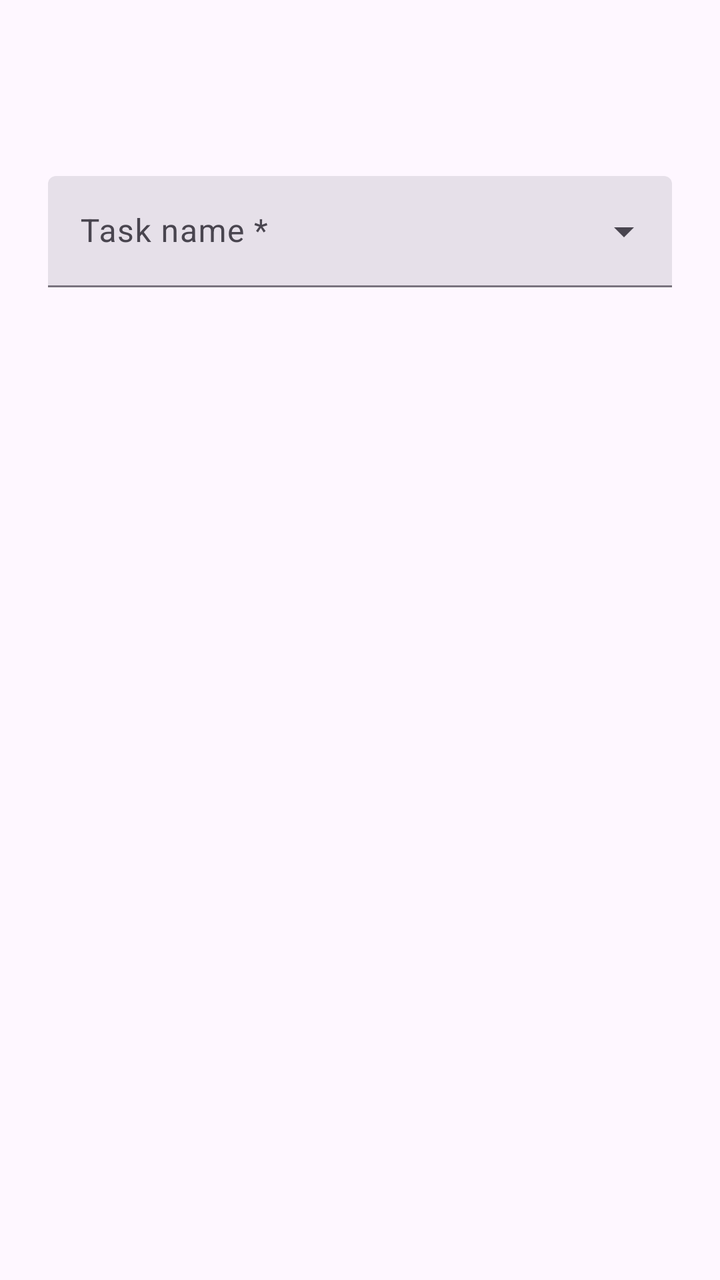
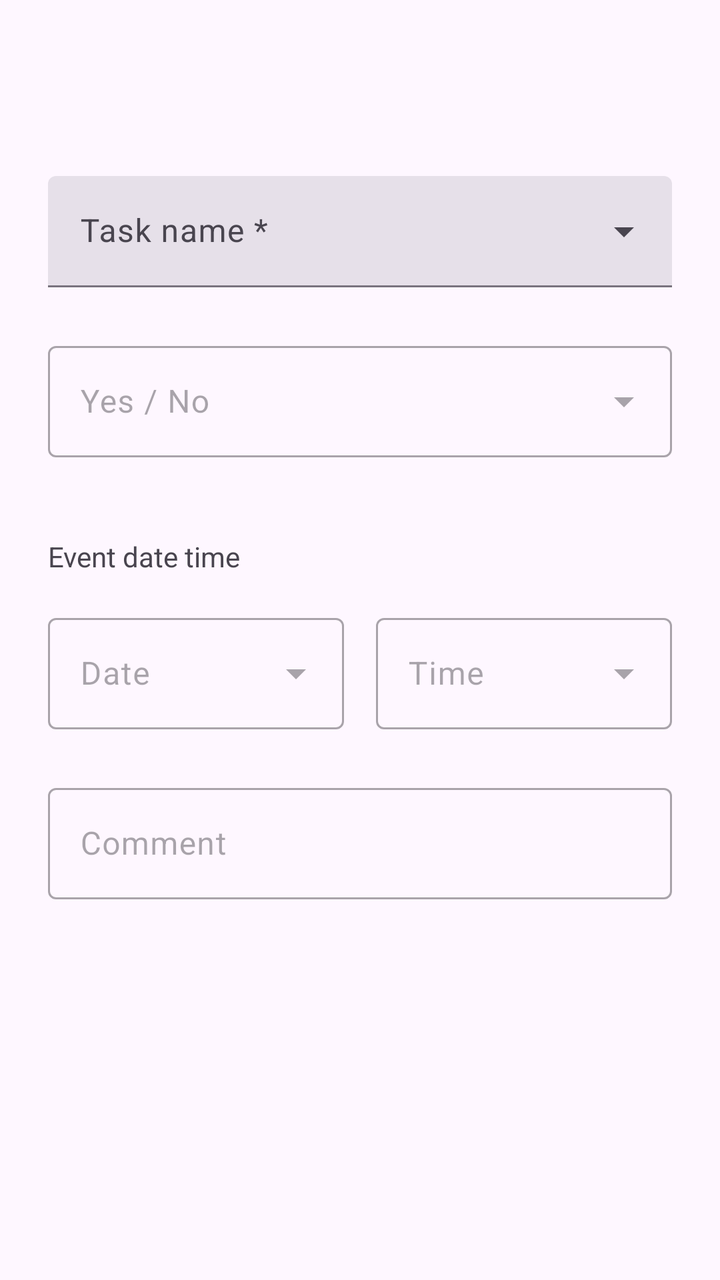

Screens rendered from an Android XML layout before and after an edit, with the pre-edit source and the edit as a unified diff.
<!-- AndroidManifest.xml: application theme Theme.TaskTracker -->
<!-- res/layout/fragment_entry.xml -->
<?xml version="1.0" encoding="utf-8"?>
<androidx.coordinatorlayout.widget.CoordinatorLayout xmlns:android="http://schemas.android.com/apk/res/android"
    xmlns:app="http://schemas.android.com/apk/res-auto"
    android:layout_width="match_parent"
    android:layout_height="match_parent"
    android:fitsSystemWindows="true">

    <com.google.android.material.appbar.AppBarLayout
        android:layout_width="match_parent"
        android:layout_height="wrap_content"
        android:fitsSystemWindows="true">

        <com.google.android.material.appbar.MaterialToolbar
            android:id="@+id/toolbar"
            android:layout_width="match_parent"
            android:layout_height="?attr/actionBarSize" />

    </com.google.android.material.appbar.AppBarLayout>

    <androidx.core.widget.NestedScrollView
        android:layout_width="match_parent"
        android:layout_height="match_parent"
        app:layout_behavior="@string/appbar_scrolling_view_behavior">

        <androidx.constraintlayout.widget.ConstraintLayout
            android:layout_width="match_parent"
            android:layout_height="match_parent"
            android:padding="24dp">

            
            <com.google.android.material.textfield.TextInputLayout
                android:id="@+id/entry_name_input_layout"
                style="@style/Widget.Material3.TextInputLayout.FilledBox.ExposedDropdownMenu"
                android:layout_width="match_parent"
                android:layout_height="wrap_content"
                android:hint="@string/task_header_name"
                app:layout_constraintStart_toStartOf="parent"
                app:layout_constraintTop_toTopOf="parent">

                <AutoCompleteTextView
                    android:id="@+id/entry_name_edittext"
                    android:layout_width="match_parent"
                    android:layout_height="wrap_content"
                    android:inputType="none"
                    android:textColorHint="#616161" />

            </com.google.android.material.textfield.TextInputLayout>

            
            <LinearLayout
                android:id="@+id/entries_without_date_layout"
                android:layout_width="match_parent"
                android:layout_height="wrap_content"
                android:layout_marginTop="24dp"
                android:orientation="vertical"
                app:layout_constraintStart_toStartOf="parent"
                app:layout_constraintTop_toBottomOf="@+id/entry_name_input_layout">
                
                <com.google.android.material.textfield.TextInputLayout
                    android:id="@+id/entry_yesno_input_layout"
                    style="@style/Widget.Material3.TextInputLayout.OutlinedBox.ExposedDropdownMenu"
                    android:layout_width="match_parent"
                    android:layout_height="wrap_content"
                    android:hint="@string/entry_yesno_title"
                    android:visibility="gone">

                    <AutoCompleteTextView
                        android:id="@+id/entry_yesno_edittext"
                        android:layout_width="match_parent"
                        android:layout_height="wrap_content"
                        android:inputType="none"
                        app:simpleItems="@array/yes_no_array" />

                </com.google.android.material.textfield.TextInputLayout>

                
                <com.google.android.material.textfield.TextInputLayout
                    android:id="@+id/entry_number_input_layout"
                    android:layout_width="match_parent"
                    android:layout_height="wrap_content"
                    android:hint="@string/entry_number_title"
                    android:visibility="gone"
                    app:errorEnabled="true">

                    <com.google.android.material.textfield.TextInputEditText
                        android:id="@+id/entry_number_edittext"
                        android:layout_width="match_parent"
                        android:layout_height="wrap_content"
                        android:inputType="number" />

                </com.google.android.material.textfield.TextInputLayout>
            </LinearLayout>

            
            <androidx.constraintlayout.widget.ConstraintLayout
                android:id="@+id/entry_to_from_layout"
                android:layout_width="match_parent"
                android:layout_height="wrap_content"
                android:layout_marginTop="24dp"
                android:visibility="gone"
                app:layout_constraintStart_toStartOf="parent"
                app:layout_constraintTop_toBottomOf="@+id/entry_name_input_layout">

                <com.google.android.material.textview.MaterialTextView
                    android:id="@+id/entry_from_title_textview"
                    android:layout_width="wrap_content"
                    android:layout_height="wrap_content"
                    android:text="@string/entry_start_date_title"
                    app:layout_constraintStart_toStartOf="parent"
                    app:layout_constraintTop_toTopOf="parent" />

                <com.google.android.material.textfield.TextInputLayout
                    android:id="@+id/entry_from_date_input_layout"
                    style="@style/Widget.Material3.TextInputLayout.OutlinedBox.ExposedDropdownMenu"
                    android:layout_width="0dp"
                    android:layout_height="wrap_content"
                    android:layout_marginTop="16dp"
                    android:hint="@string/entry_date_title"
                    app:layout_constraintEnd_toStartOf="@+id/entry_from_time_input_layout"
                    app:layout_constraintStart_toStartOf="parent"
                    app:layout_constraintTop_toBottomOf="@+id/entry_from_title_textview">

                    <AutoCompleteTextView
                        android:id="@+id/entry_from_date_edittext"
                        android:layout_width="match_parent"
                        android:layout_height="wrap_content"
                        android:inputType="none" />

                </com.google.android.material.textfield.TextInputLayout>

                <com.google.android.material.textfield.TextInputLayout
                    android:id="@+id/entry_from_time_input_layout"
                    style="@style/Widget.Material3.TextInputLayout.OutlinedBox.ExposedDropdownMenu"
                    android:layout_width="0dp"
                    android:layout_height="wrap_content"
                    android:layout_marginStart="16dp"
                    android:layout_marginTop="16dp"
                    android:hint="@string/entry_time_title"
                    app:layout_constraintEnd_toEndOf="parent"
                    app:layout_constraintStart_toEndOf="@+id/entry_from_date_input_layout"
                    app:layout_constraintTop_toBottomOf="@+id/entry_from_title_textview">

                    <AutoCompleteTextView
                        android:id="@+id/entry_from_time_edittext"
                        android:layout_width="match_parent"
                        android:layout_height="wrap_content"
                        android:inputType="none" />

                </com.google.android.material.textfield.TextInputLayout>

                
                <com.google.android.material.textview.MaterialTextView
                    android:id="@+id/entry_to_title_textview"
                    android:layout_width="wrap_content"
                    android:layout_height="wrap_content"
                    android:layout_marginTop="16dp"
                    android:text="@string/entry_end_date_title"
                    app:layout_constraintStart_toStartOf="parent"
                    app:layout_constraintTop_toBottomOf="@+id/entry_from_date_input_layout" />

                <com.google.android.material.textfield.TextInputLayout
                    android:id="@+id/entry_to_date_input_layout"
                    style="@style/Widget.Material3.TextInputLayout.OutlinedBox.ExposedDropdownMenu"
                    android:layout_width="0dp"
                    android:layout_height="wrap_content"
                    android:layout_marginTop="16dp"
                    android:hint="@string/entry_date_title"
                    app:layout_constraintEnd_toStartOf="@+id/entry_to_time_input_layout"
                    app:layout_constraintStart_toStartOf="parent"
                    app:layout_constraintTop_toBottomOf="@+id/entry_to_title_textview">

                    <AutoCompleteTextView
                        android:id="@+id/entry_to_date_edittext"
                        android:layout_width="match_parent"
                        android:layout_height="wrap_content"
                        android:inputType="none" />

                </com.google.android.material.textfield.TextInputLayout>

                <com.google.android.material.textfield.TextInputLayout
                    android:id="@+id/entry_to_time_input_layout"
                    style="@style/Widget.Material3.TextInputLayout.OutlinedBox.ExposedDropdownMenu"
                    android:layout_width="0dp"
                    android:layout_height="wrap_content"
                    android:layout_marginStart="16dp"
                    android:layout_marginTop="16dp"
                    android:hint="@string/entry_time_title"
                    app:layout_constraintEnd_toEndOf="parent"
                    app:layout_constraintStart_toEndOf="@+id/entry_to_date_input_layout"
                    app:layout_constraintTop_toBottomOf="@+id/entry_to_title_textview">

                    <AutoCompleteTextView
                        android:id="@+id/entry_to_time_edittext"
                        android:layout_width="match_parent"
                        android:layout_height="wrap_content"
                        android:inputType="none" />

                </com.google.android.material.textfield.TextInputLayout>

            </androidx.constraintlayout.widget.ConstraintLayout>

            
            <androidx.constraintlayout.widget.ConstraintLayout
                android:id="@+id/entry_date_layout"
                android:layout_width="match_parent"
                android:layout_height="wrap_content"
                android:layout_marginTop="24dp"
                android:visibility="gone"
                app:layout_constraintStart_toStartOf="parent"
                app:layout_constraintTop_toBottomOf="@+id/entries_without_date_layout">

                <com.google.android.material.textview.MaterialTextView
                    android:id="@+id/entry_event_title_textview"
                    android:layout_width="wrap_content"
                    android:layout_height="wrap_content"
                    android:layout_marginTop="16dp"
                    android:text="@string/entry_event_date_time_title"
                    app:layout_constraintStart_toStartOf="parent"
                    app:layout_constraintTop_toTopOf="parent" />

                <com.google.android.material.textfield.TextInputLayout
                    android:id="@+id/entry_event_date_input_layout"
                    style="@style/Widget.Material3.TextInputLayout.OutlinedBox.ExposedDropdownMenu"
                    android:layout_width="0dp"
                    android:layout_height="wrap_content"
                    android:layout_marginTop="16dp"
                    android:hint="@string/entry_date_title"
                    app:layout_constraintEnd_toStartOf="@+id/entry_event_time_input_layout"
                    app:layout_constraintStart_toStartOf="parent"
                    app:layout_constraintTop_toBottomOf="@+id/entry_event_title_textview">

                    <AutoCompleteTextView
                        android:id="@+id/entry_event_date_edittext"
                        android:layout_width="match_parent"
                        android:layout_height="wrap_content"
                        android:inputType="none" />

                </com.google.android.material.textfield.TextInputLayout>

                <com.google.android.material.textfield.TextInputLayout
                    android:id="@+id/entry_event_time_input_layout"
                    style="@style/Widget.Material3.TextInputLayout.OutlinedBox.ExposedDropdownMenu"
                    android:layout_width="0dp"
                    android:layout_height="wrap_content"
                    android:layout_marginStart="16dp"
                    android:layout_marginTop="16dp"
                    android:hint="@string/entry_time_title"
                    app:layout_constraintEnd_toEndOf="parent"
                    app:layout_constraintStart_toEndOf="@+id/entry_event_date_input_layout"
                    app:layout_constraintTop_toBottomOf="@+id/entry_event_title_textview">

                    <AutoCompleteTextView
                        android:id="@+id/entry_event_time_edittext"
                        android:layout_width="match_parent"
                        android:layout_height="wrap_content"
                        android:inputType="none" />

                </com.google.android.material.textfield.TextInputLayout>

            </androidx.constraintlayout.widget.ConstraintLayout>


            
            <com.google.android.material.textfield.TextInputLayout
                android:id="@+id/entry_comment_input_layout"
                android:layout_width="match_parent"
                android:layout_height="wrap_content"
                android:layout_marginTop="24dp"
                android:hint="@string/entry_comment_title"
                android:visibility="gone"
                app:errorEnabled="true"
                app:layout_constraintStart_toStartOf="parent"
                app:layout_constraintTop_toBottomOf="@+id/entry_date_layout">

                <com.google.android.material.textfield.TextInputEditText
                    android:id="@+id/entry_comment_edittext"
                    android:layout_width="match_parent"
                    android:layout_height="wrap_content"
                    android:ems="2"
                    android:inputType="textMultiLine|textCapSentences" />

            </com.google.android.material.textfield.TextInputLayout>

        </androidx.constraintlayout.widget.ConstraintLayout>
    </androidx.core.widget.NestedScrollView>
</androidx.coordinatorlayout.widget.CoordinatorLayout>
<!-- resources referenced by this layout -->
<resources>
  <array name="yes_no_array">
          <item>Yes</item>
          <item>No</item>
      </array>
  <string name="entry_comment_title">Comment</string>
  <string name="entry_date_title">Date</string>
  <string name="entry_end_date_title">To</string>
  <string name="entry_event_date_time_title">Event date time</string>
  <string name="entry_number_title">Number</string>
  <string name="entry_start_date_title">From</string>
  <string name="entry_time_title">Time</string>
  <string name="entry_yesno_title">Yes / No</string>
  <string name="task_header_name">Task name *</string>
  <style name="Theme.TaskTracker" parent="Base.Theme.TaskTracker" />
  <style name="Base.Theme.TaskTracker" parent="Theme.Material3.Light.NoActionBar">
          
          <item name="colorPrimaryDark">@color/colorPrimaryDark</item>
          <item name="colorAccent">@color/colorAccent</item>
          <item name="colorPrimary">@color/colorPrimary</item>
          <item name="colorOnPrimary">@color/white</item>
          <item name="colorPrimaryContainer">@color/colorPrimary</item>
          <item name="colorOnPrimaryContainer">@color/white</item>
          <item name="colorSecondaryContainer">@color/colorPrimaryLight</item>
          <item name="colorOnSecondaryContainer">@color/white</item>
          <item name="colorSurfaceVariant">@color/colorSecondaryLight</item>
      </style>
  <color name="colorPrimaryDark">#29434e</color>
  <color name="colorAccent">#546e7a</color>
  <color name="colorPrimary">#546e7a</color>
  <color name="white">#FFFFFF</color>
  <color name="colorPrimaryLight">#819ca9</color>
  <color name="colorSecondaryLight">#c1d5e0</color>
</resources>

<!-- the commit's change to res/layout/fragment_entry.xml (unified diff, before → after) -->
@@ -61,8 +61,8 @@
                     style="@style/Widget.Material3.TextInputLayout.OutlinedBox.ExposedDropdownMenu"
                     android:layout_width="match_parent"
                     android:layout_height="wrap_content"
-                    android:hint="@string/entry_yesno_title"
-                    android:visibility="gone">
+                    android:enabled="false"
+                    android:hint="@string/entry_yesno_title">
 
                     <AutoCompleteTextView
                         android:id="@+id/entry_yesno_edittext"
@@ -205,7 +205,6 @@
                 android:layout_width="match_parent"
                 android:layout_height="wrap_content"
                 android:layout_marginTop="24dp"
-                android:visibility="gone"
                 app:layout_constraintStart_toStartOf="parent"
                 app:layout_constraintTop_toBottomOf="@+id/entries_without_date_layout">
 
@@ -224,6 +223,7 @@
                     android:layout_width="0dp"
                     android:layout_height="wrap_content"
                     android:layout_marginTop="16dp"
+                    android:enabled="false"
                     android:hint="@string/entry_date_title"
                     app:layout_constraintEnd_toStartOf="@+id/entry_event_time_input_layout"
                     app:layout_constraintStart_toStartOf="parent"
@@ -244,6 +244,7 @@
                     android:layout_height="wrap_content"
                     android:layout_marginStart="16dp"
                     android:layout_marginTop="16dp"
+                    android:enabled="false"
                     android:hint="@string/entry_time_title"
                     app:layout_constraintEnd_toEndOf="parent"
                     app:layout_constraintStart_toEndOf="@+id/entry_event_date_input_layout"
@@ -267,7 +268,7 @@
                 android:layout_height="wrap_content"
                 android:layout_marginTop="24dp"
                 android:hint="@string/entry_comment_title"
-                android:visibility="gone"
+                android:enabled="false"
                 app:errorEnabled="true"
                 app:layout_constraintStart_toStartOf="parent"
                 app:layout_constraintTop_toBottomOf="@+id/entry_date_layout">
